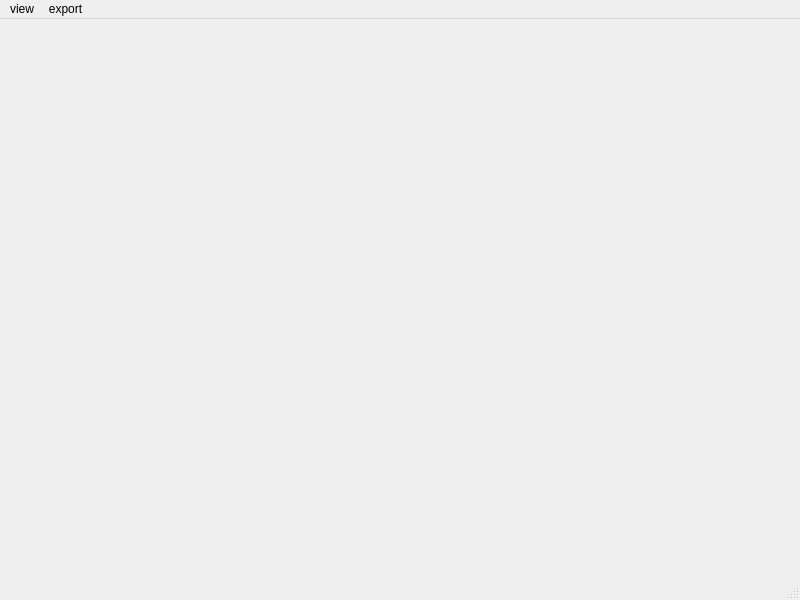
Above: app/ui/dbinterface.ui from DanilaEfimov/CashTracker before the change. Below: the same form after it.
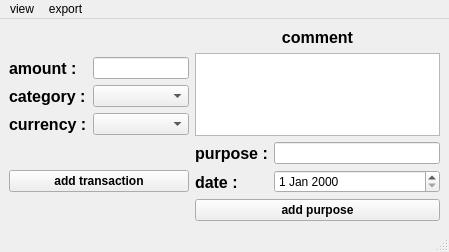
That is the form after the change.

What changed in the file:
```diff
--- a/app/ui/dbinterface.ui
+++ b/app/ui/dbinterface.ui
@@ -6,20 +6,206 @@
    <rect>
     <x>0</x>
     <y>0</y>
-    <width>800</width>
-    <height>600</height>
+    <width>449</width>
+    <height>252</height>
    </rect>
   </property>
   <property name="windowTitle">
    <string>MainWindow</string>
   </property>
-  <widget class="QWidget" name="centralwidget"/>
+  <widget class="QWidget" name="centralwidget">
+   <layout class="QGridLayout" name="gridLayout">
+    <item row="0" column="0">
+     <layout class="QVBoxLayout" name="verticalLayout_6">
+      <item>
+       <layout class="QHBoxLayout" name="horizontalLayout_2">
+        <item>
+         <layout class="QVBoxLayout" name="verticalLayout_5">
+          <item>
+           <widget class="QLabel" name="label">
+            <property name="font">
+             <font>
+              <pointsize>12</pointsize>
+              <bold>true</bold>
+             </font>
+            </property>
+            <property name="text">
+             <string>amount :</string>
+            </property>
+           </widget>
+          </item>
+          <item>
+           <widget class="QLabel" name="label_3">
+            <property name="font">
+             <font>
+              <pointsize>12</pointsize>
+              <bold>true</bold>
+             </font>
+            </property>
+            <property name="text">
+             <string>category :</string>
+            </property>
+           </widget>
+          </item>
+          <item>
+           <widget class="QLabel" name="label_5">
+            <property name="font">
+             <font>
+              <pointsize>12</pointsize>
+              <bold>true</bold>
+             </font>
+            </property>
+            <property name="text">
+             <string>currency :</string>
+            </property>
+           </widget>
+          </item>
+         </layout>
+        </item>
+        <item>
+         <layout class="QVBoxLayout" name="verticalLayout_4">
+          <item>
+           <widget class="QLineEdit" name="lineEdit"/>
+          </item>
+          <item>
+           <widget class="QComboBox" name="comboBox"/>
+          </item>
+          <item>
+           <widget class="QComboBox" name="comboBox_2"/>
+          </item>
+         </layout>
+        </item>
+       </layout>
+      </item>
+      <item>
+       <widget class="QPushButton" name="pushButton">
+        <property name="font">
+         <font>
+          <italic>false</italic>
+          <bold>true</bold>
+         </font>
+        </property>
+        <property name="text">
+         <string>add transaction</string>
+        </property>
+       </widget>
+      </item>
+     </layout>
+    </item>
+    <item row="0" column="1">
+     <layout class="QVBoxLayout" name="verticalLayout">
+      <item>
+       <widget class="QLabel" name="label_2">
+        <property name="font">
+         <font>
+          <pointsize>12</pointsize>
+          <bold>true</bold>
+         </font>
+        </property>
+        <property name="text">
+         <string>comment</string>
+        </property>
+        <property name="alignment">
+         <set>Qt::AlignmentFlag::AlignCenter</set>
+        </property>
+       </widget>
+      </item>
+      <item>
+       <widget class="QPlainTextEdit" name="plainTextEdit">
+        <property name="sizePolicy">
+         <sizepolicy hsizetype="Preferred" vsizetype="Preferred">
+          <horstretch>0</horstretch>
+          <verstretch>0</verstretch>
+         </sizepolicy>
+        </property>
+       </widget>
+      </item>
+      <item>
+       <layout class="QHBoxLayout" name="horizontalLayout">
+        <item>
+         <layout class="QVBoxLayout" name="verticalLayout_3">
+          <item>
+           <widget class="QLabel" name="label_6">
+            <property name="font">
+             <font>
+              <pointsize>12</pointsize>
+              <bold>true</bold>
+             </font>
+            </property>
+            <property name="text">
+             <string>purpose :</string>
+            </property>
+           </widget>
+          </item>
+          <item>
+           <widget class="QLabel" name="label_4">
+            <property name="sizePolicy">
+             <sizepolicy hsizetype="Preferred" vsizetype="Preferred">
+              <horstretch>0</horstretch>
+              <verstretch>0</verstretch>
+             </sizepolicy>
+            </property>
+            <property name="font">
+             <font>
+              <pointsize>12</pointsize>
+              <bold>true</bold>
+             </font>
+            </property>
+            <property name="text">
+             <string>date :</string>
+            </property>
+           </widget>
+          </item>
+         </layout>
+        </item>
+        <item>
+         <layout class="QVBoxLayout" name="verticalLayout_2">
+          <item>
+           <widget class="QLineEdit" name="lineEdit_2">
+            <property name="sizePolicy">
+             <sizepolicy hsizetype="Expanding" vsizetype="Preferred">
+              <horstretch>0</horstretch>
+              <verstretch>0</verstretch>
+             </sizepolicy>
+            </property>
+           </widget>
+          </item>
+          <item>
+           <widget class="QDateEdit" name="dateEdit">
+            <property name="sizePolicy">
+             <sizepolicy hsizetype="Expanding" vsizetype="Preferred">
+              <horstretch>0</horstretch>
+              <verstretch>0</verstretch>
+             </sizepolicy>
+            </property>
+           </widget>
+          </item>
+         </layout>
+        </item>
+       </layout>
+      </item>
+      <item>
+       <widget class="QPushButton" name="pushButton_2">
+        <property name="font">
+         <font>
+          <bold>true</bold>
+         </font>
+        </property>
+        <property name="text">
+         <string>add purpose</string>
+        </property>
+       </widget>
+      </item>
+     </layout>
+    </item>
+   </layout>
+  </widget>
   <widget class="QMenuBar" name="menubar">
    <property name="geometry">
     <rect>
      <x>0</x>
      <y>0</y>
-     <width>800</width>
+     <width>449</width>
      <height>17</height>
     </rect>
    </property>
```
